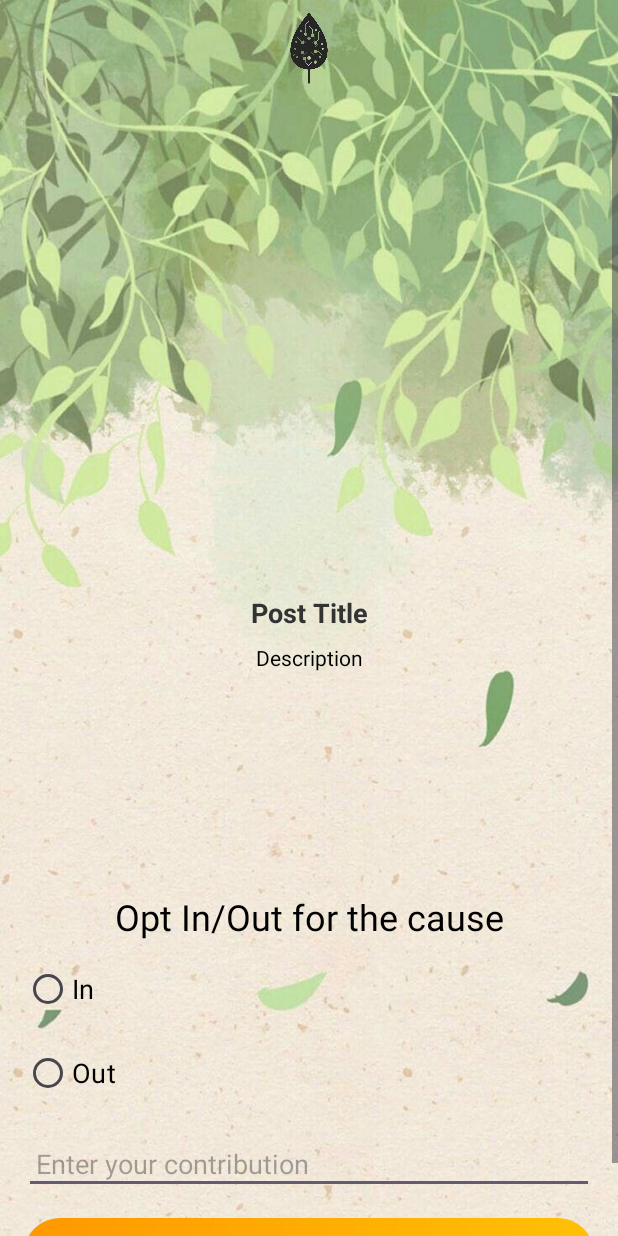
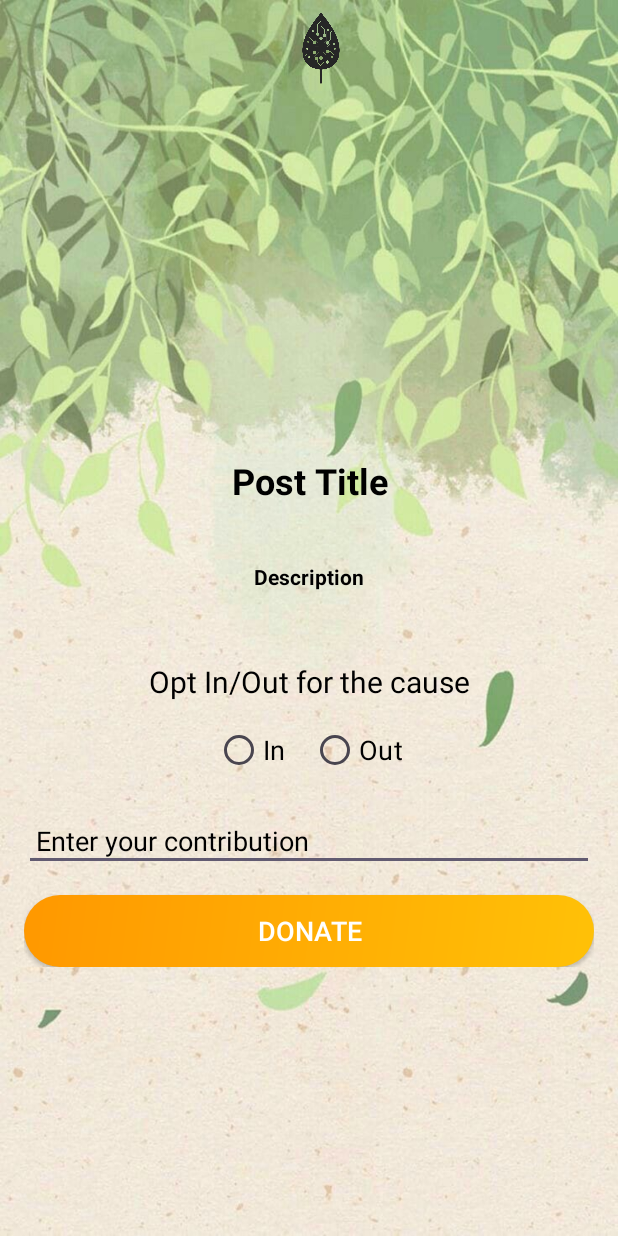
Before and after one commit to YashaswiNayak/EcoSnap, an Android app: the Participate screen opened directly, with no data from a screen before it, on a phone screen of 412 x 824 dp. Run offline under Robolectric (Android 15) with nearby library versions, the phone set to English and light mode, and no system bars.

Commit message:
added new features

```diff
--- a/app/src/main/res/layout/activity_main.xml
+++ b/app/src/main/res/layout/activity_main.xml
@@ -10,7 +10,9 @@
 
     <TextView
         android:layout_width="match_parent"
-        android:textSize="50dp"
+        android:textColor="@color/black"
+        android:fontFamily="cursive"
+        android:textSize="50sp"
         android:layout_height="match_parent"
         android:gravity="center"
         android:text="EcoSnap"
--- a/app/src/main/res/layout/participate.xml
+++ b/app/src/main/res/layout/participate.xml
@@ -16,7 +16,7 @@
         android:theme="?attr/actionBarTheme">
 
         <ImageView
-            android:layout_width="200dp"
+            android:layout_width="match_parent"
             android:layout_height="?attr/actionBarSize"
             android:layout_gravity="center"
             android:src="@drawable/ecosnap_transparent"
@@ -28,29 +28,31 @@
         android:layout_width="match_parent"
         android:layout_height="match_parent"
         android:layout_below="@+id/topToolbar">
-        <LinearLayout
+        <RelativeLayout
             android:layout_width="match_parent"
             android:layout_height="wrap_content"
-            android:orientation="vertical"
             android:padding="16dp">
 
             <!-- Post Image -->
             <ImageView
                 android:id="@+id/postImage"
                 android:layout_width="match_parent"
-                android:layout_height="300dp"
+                android:layout_height="200dp"
                 android:scaleType="centerCrop"
-                android:contentDescription="@string/posts" />
+                android:contentDescription="@string/posts"
+                android:layout_marginTop="8dp"/>
 
             <!-- Title -->
             <TextView
                 android:id="@+id/title"
                 android:layout_width="match_parent"
                 android:layout_height="wrap_content"
+                android:layout_below="@id/postImage"
+                android:gravity="center"
                 android:layout_marginTop="16dp"
                 android:text="@string/post_title"
-                android:textSize="18sp"
-                android:textColor="@color/dark_grey"
+                android:textSize="24sp"
+                android:textColor="@color/black"
                 android:textStyle="bold"
                 android:textAlignment="center"/>
 
@@ -58,7 +60,10 @@
             <TextView
                 android:id="@+id/description"
                 android:layout_width="match_parent"
-                android:layout_height="150dp"
+                android:layout_height="80dp"
+                android:gravity="center"
+                android:textStyle="bold"
+                android:layout_below="@id/title"
                 android:layout_marginTop="8dp"
                 android:textAlignment="center"
                 android:text="@string/description"
@@ -69,10 +74,11 @@
                 android:id="@+id/choice"
                 android:layout_width="match_parent"
                 android:layout_height="wrap_content"
+                android:layout_below="@id/description"
                 android:layout_marginTop="16dp"
                 android:textAlignment="center"
                 android:text="@string/opt_in_out_for_the_cause"
-                android:textSize="24sp"
+                android:textSize="20sp"
                 android:textColor="@color/black" />
 
             <!-- RadioGroup -->
@@ -80,6 +86,9 @@
                 android:id="@+id/radioGroup1"
                 android:layout_width="match_parent"
                 android:layout_height="wrap_content"
+                android:gravity="center"
+                android:layout_below="@id/choice"
+                android:orientation="horizontal"
                 android:paddingTop="8dp">
 
                 <RadioButton
@@ -94,10 +103,10 @@
                     android:id="@+id/radioButton2"
                     android:layout_width="wrap_content"
                     android:layout_height="wrap_content"
+                    android:layout_marginStart="16dp"
                     android:text="@string/out"
-                    android:textSize="18sp"
                     android:textColor="@color/black"
-                    android:layout_marginTop="8dp" />
+                    android:textSize="18sp" />
             </RadioGroup>
 
             <!-- Contribution EditText -->
@@ -105,10 +114,12 @@
                 android:id="@+id/amount"
                 android:layout_width="match_parent"
                 android:layout_height="wrap_content"
+                android:layout_below="@id/radioGroup1"
                 android:layout_marginTop="16dp"
                 android:padding="8dp"
                 android:hint="@string/enter_your_contribution"
                 android:textSize="18sp"
+                android:textColorHint="@color/black"
                 android:textColor="@color/black"
                 android:inputType="number"
                 android:digits="0123456789" />
@@ -118,13 +129,14 @@
                 android:id="@+id/donate"
                 android:layout_width="match_parent"
                 android:layout_height="wrap_content"
+                android:layout_below="@id/amount"
                 android:layout_marginTop="16dp"
                 android:background="@drawable/create_post_button_design"
                 android:text="@string/donate"
                 android:textColor="@color/white"
                 android:textSize="18sp" />
 
-        </LinearLayout>
+        </RelativeLayout>
 
     </ScrollView>
 
```
Also changed, not shown: app/src/main/res/layout/profile.xml (+36 -9 lines), app/src/main/res/layout/register.xml (added, +8 -0 lines).
